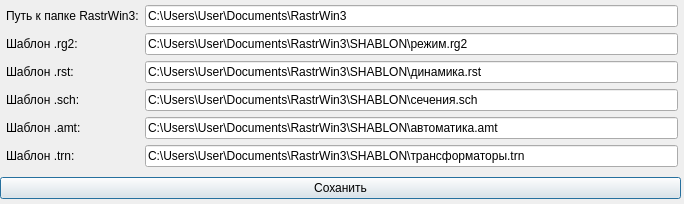
Qt form qt_set.ui (wia86/rastr_add) before a commit.
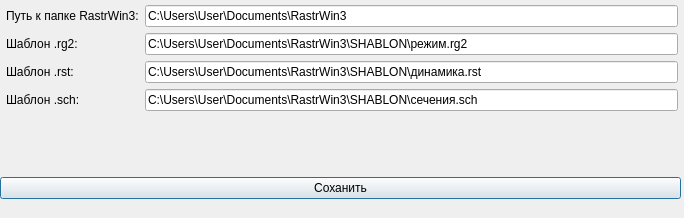
The same form after that commit.

The edit to the form file:
```diff
--- a/qt_set.ui
+++ b/qt_set.ui
@@ -7,7 +7,7 @@
     <x>0</x>
     <y>0</y>
     <width>684</width>
-    <height>204</height>
+    <height>218</height>
    </rect>
   </property>
   <property name="windowTitle">
@@ -93,34 +93,6 @@
         </property>
        </widget>
       </item>
-      <item row="4" column="0">
-       <widget class="QLabel" name="label_5">
-        <property name="text">
-         <string>Шаблон .amt:</string>
-        </property>
-       </widget>
-      </item>
-      <item row="4" column="1">
-       <widget class="QLineEdit" name="LE_amt">
-        <property name="text">
-         <string>C:\Users\User\Documents\RastrWin3\SHABLON\автоматика.amt</string>
-        </property>
-       </widget>
-      </item>
-      <item row="5" column="0">
-       <widget class="QLabel" name="label_6">
-        <property name="text">
-         <string>Шаблон .trn:</string>
-        </property>
-       </widget>
-      </item>
-      <item row="5" column="1">
-       <widget class="QLineEdit" name="LE_trn">
-        <property name="text">
-         <string>C:\Users\User\Documents\RastrWin3\SHABLON\трансформаторы.trn</string>
-        </property>
-       </widget>
-      </item>
      </layout>
     </item>
     <item>
```
